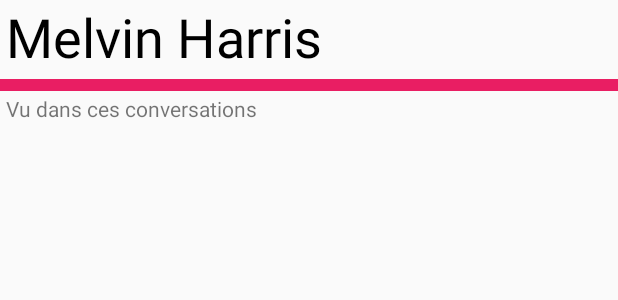
After one commit to thedeadc0der/android-chat, an Android app: the layout activity_profile.xml on its own in the app's theme, with its tools: preview values and no code run, on a phone screen of 412 x 824 dp. The commit adds this screen. Shown: the top 300 px of the screen. Run offline under Robolectric (Android 15) with nearby library versions, the phone set to English and light mode, and no system bars; network calls fail.

Commit message:
Ajout écran Profil

```diff
--- a/app/src/main/AndroidManifest.xml
+++ b/app/src/main/AndroidManifest.xml
@@ -14,6 +14,7 @@
         android:supportsRtl="true"
         android:theme="@style/AppTheme"
         android:usesCleartextTraffic="true">
+        <activity android:name=".ProfileActivity"></activity>
         <activity android:name=".MyAccountActivity" />
         <activity android:name=".NewConversationActivity" />
         <activity android:name=".SignupActivity" />
--- a/app/src/main/java/com/example/android_chat/api/ApiController.java
+++ b/app/src/main/java/com/example/android_chat/api/ApiController.java
@@ -27,4 +27,5 @@ public interface ApiController {
 	void deleteMessage(Message message, Callback<Void> cb);
 	void updateAccountInfo(String login, Color color, Callback<Void> cb);
 	void deleteUser(User user, Callback<Void> cb);
+	void getUserConversations(User user, Callback<List<Conversation>> cb);
 }
--- a/app/src/main/java/com/example/android_chat/api/MockApiController.java
+++ b/app/src/main/java/com/example/android_chat/api/MockApiController.java
@@ -189,4 +189,9 @@ public class MockApiController implements ApiController {
 	public void deleteUser(User user, Callback<Void> cb){
 		cb.onError(new Error(resources.getString(R.string.err_delete_account)));
 	}
+
+	@Override
+	public void getUserConversations(User user, Callback<List<Conversation>> cb){
+		cb.onResponse(new ArrayList<Conversation>());
+	}
 }
--- /dev/null
+++ b/app/src/main/res/layout/activity_profile.xml
@@ -0,0 +1,42 @@
+<?xml version="1.0" encoding="utf-8"?>
+<LinearLayout xmlns:android="http://schemas.android.com/apk/res/android"
+    xmlns:app="http://schemas.android.com/apk/res-auto"
+    xmlns:tools="http://schemas.android.com/tools"
+    android:layout_width="match_parent"
+    android:layout_height="match_parent"
+    android:orientation="vertical">
+
+    <TextView
+        android:id="@+id/actProfile_pseudo"
+        android:layout_width="match_parent"
+        android:layout_height="wrap_content"
+        android:layout_marginLeft="4dp"
+        android:layout_marginRight="4dp"
+        android:text="Melvin Harris"
+        android:textColor="@android:color/primary_text_light"
+        android:textSize="36sp" />
+
+    <View
+        android:id="@+id/actProfile_color"
+        android:layout_width="match_parent"
+        android:layout_height="8dp"
+        android:layout_marginTop="4dp"
+        android:background="#E91E63" />
+
+    <TextView
+        android:id="@+id/textView2"
+        android:layout_width="match_parent"
+        android:layout_height="wrap_content"
+        android:layout_marginLeft="4dp"
+        android:layout_marginTop="2dp"
+        android:layout_marginRight="4dp"
+        android:layout_marginBottom="2dp"
+        android:text="@string/actProfile_active_in" />
+
+    <ListView
+        android:id="@+id/actProfile_convs"
+        android:layout_width="match_parent"
+        android:layout_height="match_parent"
+        android:layout_weight="1" />
+
+</LinearLayout>
--- a/app/src/main/res/values/strings.xml
+++ b/app/src/main/res/values/strings.xml
@@ -100,4 +100,9 @@
     <string name="err_no_response">aucune réponse reçue</string>
     <string name="err_name_taken">pseudo déjà utilisé</string>
     <string name="err_conv_exists">une conversation avec ce thème existe déjà</string>
+    <string name="err_get_profile">Impossible de récupérer le profil</string>
+    <string name="actShowConv_action_show_profile">Voir Profil</string>
+    <string name="actShowConv_no_profile">Cet utilisateur a supprimé son profil</string>
+    <string name="actProfile_active_in">Vu dans ces conversations</string>
+    <string name="actProfile_title">Voir Profil</string>
 </resources>
```
Also changed, not shown: app/src/main/java/com/example/android_chat/ProfileActivity.java (added, +87 -0 lines), app/src/main/java/com/example/android_chat/ShowConvActivity.java (+19 -4 lines), app/src/main/java/com/example/android_chat/api/VolleyApiController.java (+34 -0 lines), 2 other files.
